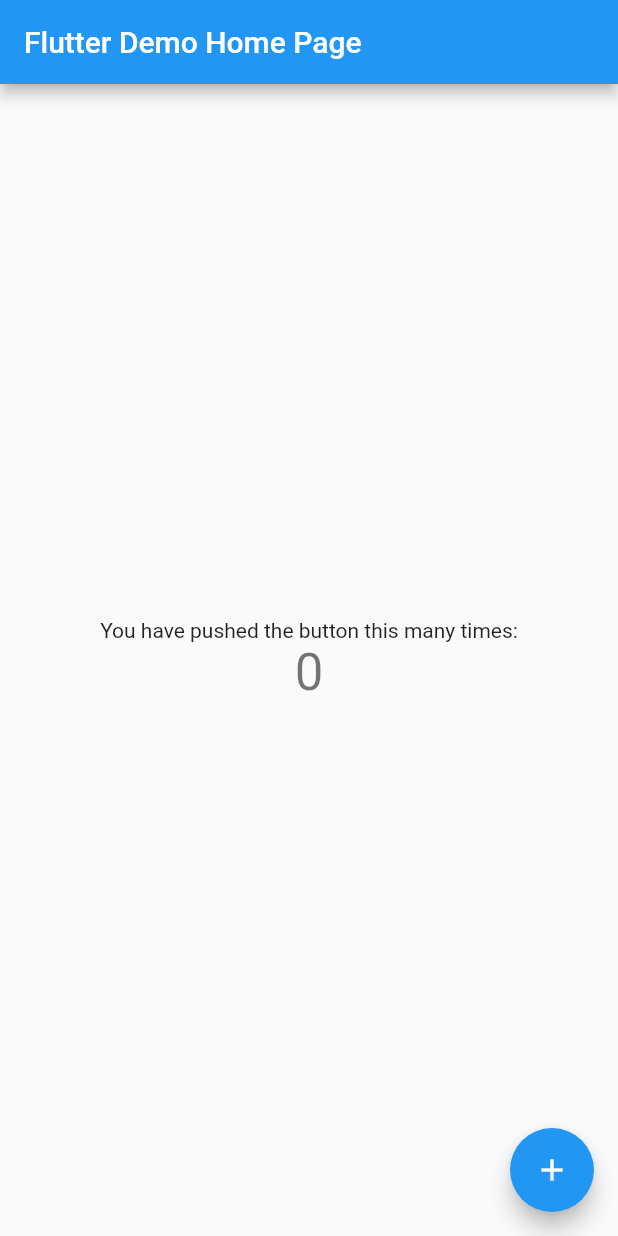
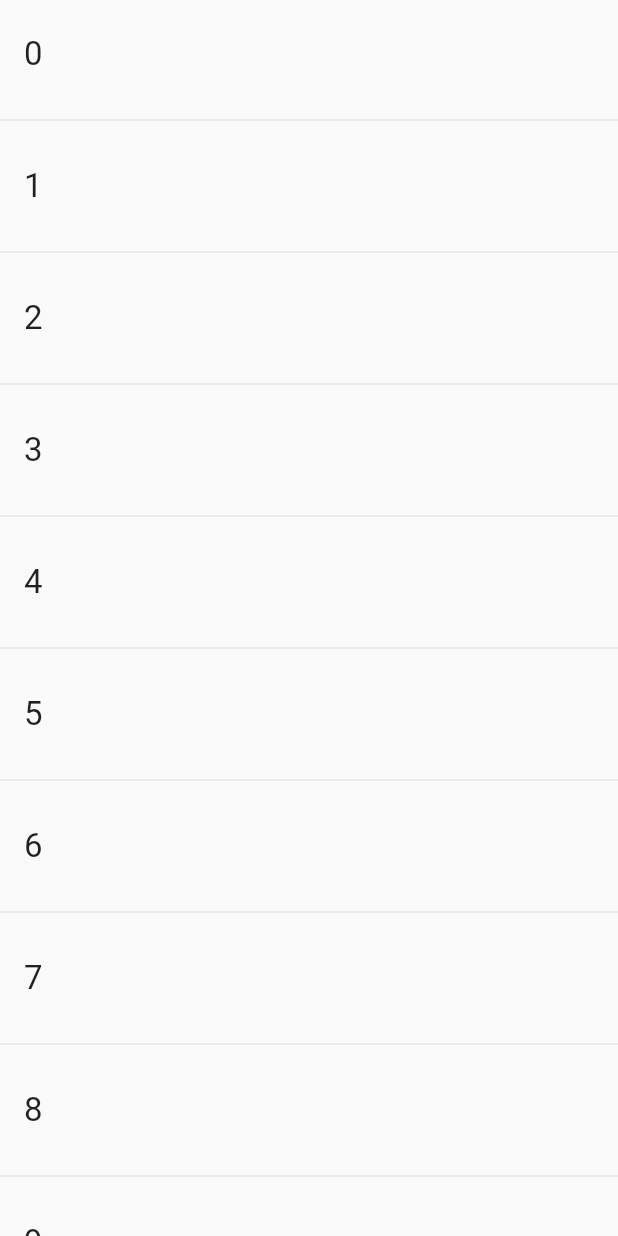
Before and after one commit to Olga-Zharkova/flutter, a Flutter app: the screen it shows after launch, on a phone screen of 412 x 824 dp. Run offline on Flutter 3.47's test engine with Material 2 defaults, Android fonts, the phone set to English and light mode, and no system bars; our stand-ins replace cached_network_image.

```diff
--- /dev/null
+++ b/06_Layout/list_view_divider/lib/component/simple_card.dart
@@ -0,0 +1,33 @@
+import 'package:flutter/material.dart';
+
+class SimpleCard extends StatefulWidget {
+  const SimpleCard({Key? key, required this.index}) : super(key: key);
+
+  final String index;
+
+  @override
+  State<SimpleCard> createState() => _SimpleCardState();
+}
+
+class _SimpleCardState extends State<SimpleCard> {
+  @override
+  void initState() {
+    super.initState();
+  }
+
+  void disponce() {
+    super.dispose();
+    //print('dispose ${widget.index}');
+  }
+
+  @override
+  Widget build(BuildContext context) {
+    return Padding(
+      padding: const EdgeInsets.symmetric(vertical: 8.0),
+      child: ListTile(
+        title: Text(widget.index, style: const TextStyle(fontSize: 22)),
+        dense: false,
+      ),
+    );
+  }
+}
--- a/06_Layout/list_view_divider/lib/main.dart
+++ b/06_Layout/list_view_divider/lib/main.dart
@@ -1,115 +1,10 @@
 import 'package:flutter/material.dart';
+import 'package:untitled4/pages/list_view_divider.dart';
 
 void main() {
-  runApp(const MyApp());
+  runApp(
+    const MaterialApp(
+      home: ListViewDivider(),
+    ),
+  );
 }
-
-class MyApp extends StatelessWidget {
-  const MyApp({Key? key}) : super(key: key);
-
-  // This widget is the root of your application.
-  @override
-  Widget build(BuildContext context) {
-    return MaterialApp(
-      title: 'Flutter Demo',
-      theme: ThemeData(
-        // This is the theme of your application.
-        //
-        // Try running your application with "flutter run". You'll see the
-        // application has a blue toolbar. Then, without quitting the app, try
-        // changing the primarySwatch below to Colors.green and then invoke
-        // "hot reload" (press "r" in the console where you ran "flutter run",
-        // or simply save your changes to "hot reload" in a Flutter IDE).
-        // Notice that the counter didn't reset back to zero; the application
-        // is not restarted.
-        primarySwatch: Colors.blue,
-      ),
-      home: const MyHomePage(title: 'Flutter Demo Home Page'),
-    );
-  }
-}
-
-class MyHomePage extends StatefulWidget {
-  const MyHomePage({Key? key, required this.title}) : super(key: key);
-
-  // This widget is the home page of your application. It is stateful, meaning
-  // that it has a State object (defined below) that contains fields that affect
-  // how it looks.
-
-  // This class is the configuration for the state. It holds the values (in this
-  // case the title) provided by the parent (in this case the App widget) and
-  // used by the build method of the State. Fields in a Widget subclass are
-  // always marked "final".
-
-  final String title;
-
-  @override
-  State<MyHomePage> createState() => _MyHomePageState();
-}
-
-class _MyHomePageState extends State<MyHomePage> {
-  int _counter = 0;
-
-  void _incrementCounter() {
-    setState(() {
-      // This call to setState tells the Flutter framework that something has
-      // changed in this State, which causes it to rerun the build method below
-      // so that the display can reflect the updated values. If we changed
-      // _counter without calling setState(), then the build method would not be
-      // called again, and so nothing would appear to happen.
-      _counter++;
-    });
-  }
-
-  @override
-  Widget build(BuildContext context) {
-    // This method is rerun every time setState is called, for instance as done
-    // by the _incrementCounter method above.
-    //
-    // The Flutter framework has been optimized to make rerunning build methods
-    // fast, so that you can just rebuild anything that needs updating rather
-    // than having to individually change instances of widgets.
-    return Scaffold(
-      appBar: AppBar(
-        // Here we take the value from the MyHomePage object that was created by
-        // the App.build method, and use it to set our appbar title.
-        title: Text(widget.title),
-      ),
-      body: Center(
-        // Center is a layout widget. It takes a single child and positions it
-        // in the middle of the parent.
-        child: Column(
-          // Column is also a layout widget. It takes a list of children and
-          // arranges them vertically. By default, it sizes itself to fit its
-          // children horizontally, and tries to be as tall as its parent.
-          //
-          // Invoke "debug painting" (press "p" in the console, choose the
-          // "Toggle Debug Paint" action from the Flutter Inspector in Android
-          // Studio, or the "Toggle Debug Paint" command in Visual Studio Code)
-          // to see the wireframe for each widget.
-          //
-          // Column has various properties to control how it sizes itself and
-          // how it positions its children. Here we use mainAxisAlignment to
-          // center the children vertically; the main axis here is the vertical
-          // axis because Columns are vertical (the cross axis would be
-          // horizontal).
-          mainAxisAlignment: MainAxisAlignment.center,
-          children: <Widget>[
-            const Text(
-              'You have pushed the button this many times:',
-            ),
-            Text(
-              '$_counter',
-              style: Theme.of(context).textTheme.headline4,
-            ),
-          ],
-        ),
-      ),
-      floatingActionButton: FloatingActionButton(
-        onPressed: _incrementCounter,
-        tooltip: 'Increment',
-        child: const Icon(Icons.add),
-      ), // This trailing comma makes auto-formatting nicer for build methods.
-    );
-  }
-}
--- /dev/null
+++ b/06_Layout/list_view_divider/lib/pages/list_view_divider.dart
@@ -0,0 +1,44 @@
+import 'package:flutter/material.dart';
+import 'package:untitled4/component/simple_card.dart';
+
+class ListViewDivider extends StatefulWidget {
+  const ListViewDivider({Key? key}) : super(key: key);
+
+  @override
+  State<ListViewDivider> createState() => _ListViewDividerState();
+}
+
+class _ListViewDividerState extends State<ListViewDivider> {
+  List<Widget> data = List.generate(1000, (index) {
+    return SimpleCard(index: index.toString());
+  });
+
+  final ScrollController _controller = ScrollController(initialScrollOffset: 0);
+
+  @override
+  void initstate() {
+    super.initState();
+    _controller.addListener(() {
+      print(_controller.offset.floor());
+      print('MAX SCROLL EXTENT: ${_controller.position.maxScrollExtent}');
+    });
+  }
+
+  @override
+  void dispose() {
+    super.dispose();
+    _controller.dispose();
+  }
+
+  @override
+  Widget build(BuildContext context) {
+    return Scaffold(
+      body: ListView.separated(
+        controller: _controller,
+        itemCount: data.length,
+        itemBuilder: (context, index) => data[index],
+        separatorBuilder: (BuildContext context, int index) => const Divider(),
+      ),
+    );
+  }
+}
```
